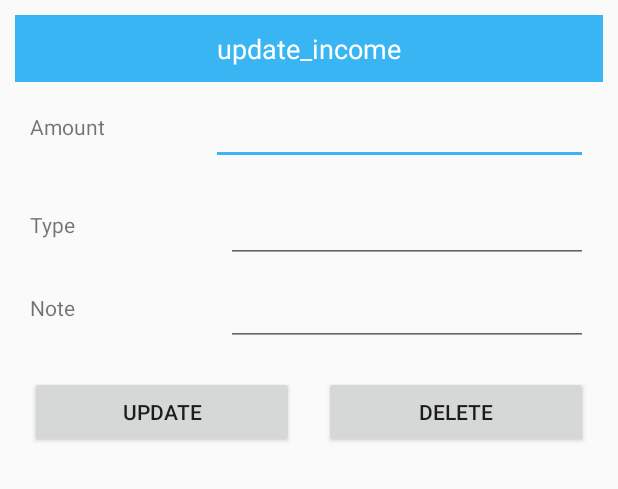
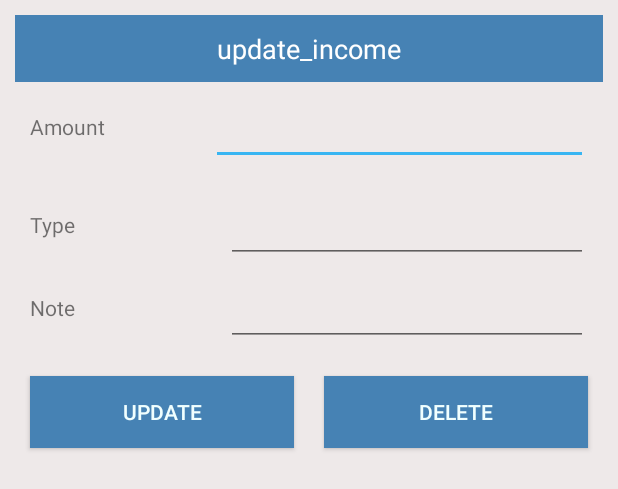
Before and after one commit to Seshmi/Seshmi-Alpha-Girls-WalletCal-Income-App-, an Android app: the layout activity_income_update.xml on its own in the app's theme, with its tools: preview values and no code run, on a phone screen of 412 x 824 dp. Shown: the top 489 px of the screen. Run offline under Robolectric (Android 15) with nearby library versions, the phone set to English and light mode, and no system bars; Roboto replaces fonts that are not available here.

Commit message:
Changed Income Layouts

```diff
--- a/app/src/main/res/layout/activity_home.xml
+++ b/app/src/main/res/layout/activity_home.xml
@@ -59,7 +59,7 @@
                             android:layout_height="70dp"
                             android:layout_gravity="center"
                             android:contentDescription="TODO"
-                            app:srcCompat="@drawable/income" />
+                            app:srcCompat="@drawable/Image" />
                     </FrameLayout>
 
                     <FrameLayout
--- a/app/src/main/res/layout/activity_income_update.xml
+++ b/app/src/main/res/layout/activity_income_update.xml
@@ -2,7 +2,8 @@
 <LinearLayout xmlns:android="http://schemas.android.com/apk/res/android"
     android:layout_width="match_parent"
     android:layout_height="match_parent"
-    android:orientation="vertical">
+    android:orientation="vertical"
+    android:background="@color/Snow">
 
     <ScrollView
         android:layout_width="match_parent"
@@ -14,12 +15,13 @@
             android:layout_width="match_parent"
             android:layout_height="wrap_content"
             android:layout_margin="10dp"
-            android:orientation="vertical">
+            android:orientation="vertical"
+            android:background="@color/Snow">
 
             <TextView
                 android:layout_width="match_parent"
                 android:layout_height="wrap_content"
-                android:background="@color/colorAccent"
+                android:background="@color/Steel_Blue"
                 android:gravity="center"
                 android:padding="10dp"
                 android:text="update_income"
@@ -177,7 +179,9 @@
                     android:layout_marginEnd="10dp"
                     android:layout_marginRight="10dp"
                     android:layout_marginBottom="10dp"
-                    android:text="@string/common_google_play_services_update_button" />
+                    android:background="@color/Steel_Blue"
+                    android:text="@string/common_google_play_services_update_button"
+                    android:textColor="@color/Azure" />
 
             </RelativeLayout>
             <RelativeLayout
@@ -195,7 +199,9 @@
                     android:layout_marginEnd="10dp"
                     android:layout_marginRight="10dp"
                     android:layout_marginBottom="10dp"
-                    android:text="Delete" />
+                    android:background="@color/Steel_Blue"
+                    android:text="Delete"
+                    android:textColor="@color/Azure" />
 
             </RelativeLayout>
         </LinearLayout>
--- a/app/src/main/res/values/colors.xml
+++ b/app/src/main/res/values/colors.xml
@@ -14,4 +14,13 @@
 
     <color name="Python">#66BB6A</color>
     <color name="CPP">#EF5350</color>
+    <color name="Original">#a4c639</color>
+    <color name="Income">#9874a7</color>
+    <color name="Lavender">#e6e6fa</color>
+    <color name="Azure">#f0ffff</color>
+    <color name="Pale_Turquoise">#afeeee</color>
+    <color name="Powder_Blue">#b0e0e6</color>
+    <color name="Steel_Blue">#4682b4</color>
+    <color name="Sky_Blue">#87ceeb</color>
+    <color name="Snow">#eee9e9</color>
 </resources>
```
Also changed, not shown: app/src/main/res/layout/activity_income2.xml (+17 -15 lines), app/src/main/res/layout/add_income.xml (+6 -3 lines), app/src/main/res/drawable-xhdpi/Image.png (added), app/src/main/res/drawable-xhdpi/images.png (added), app/src/main/res/drawable-xhdpi/pic.png (added).
